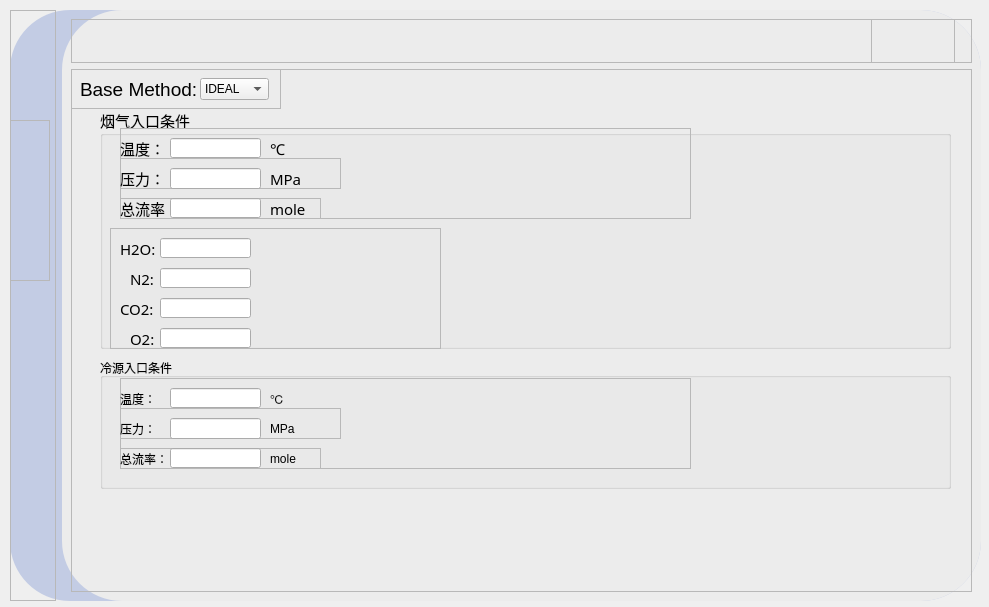
871523104-zhang/Aspen.py, file AspenProject/untitled1.0.ui: the form before one commit.
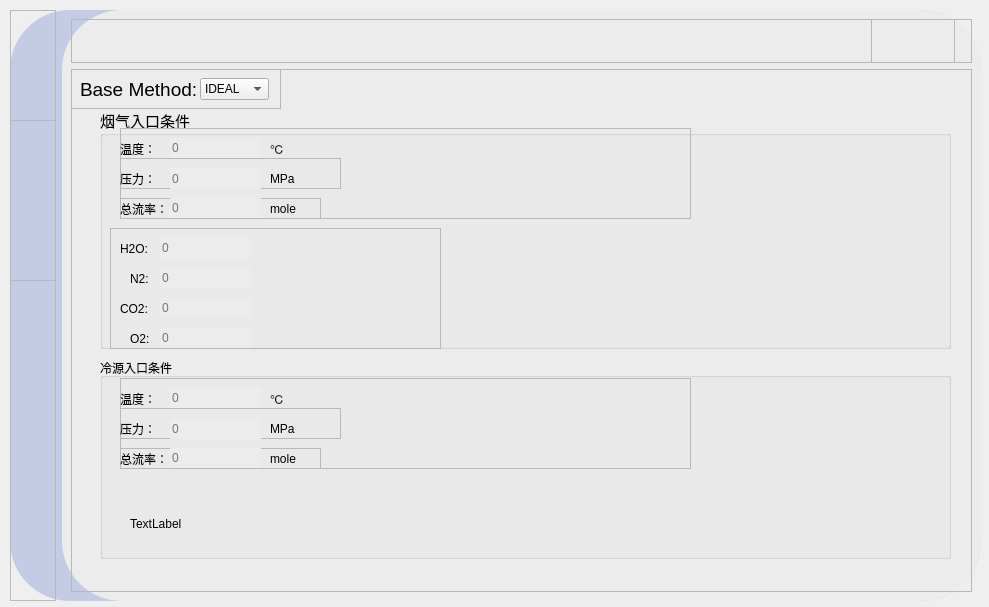
The form after the commit. Icons and pictures are not drawn.

Commit message: 界面和软件链接初尝试（未成功）

The edit to the form file:
```diff
--- a/AspenProject/untitled1.0.ui
+++ b/AspenProject/untitled1.0.ui
@@ -78,7 +78,7 @@
         <rect>
          <x>0</x>
          <y>110</y>
-         <width>40</width>
+         <width>51</width>
          <height>161</height>
         </rect>
        </property>
@@ -265,6 +265,12 @@
             <height>521</height>
            </rect>
           </property>
+          <property name="styleSheet">
+           <string notr="true"/>
+          </property>
+          <property name="currentIndex">
+           <number>0</number>
+          </property>
           <widget class="QWidget" name="page_write">
            <widget class="QFrame" name="frame_9">
             <property name="geometry">
@@ -351,6 +357,11 @@
                <height>91</height>
               </rect>
              </property>
+             <property name="styleSheet">
+              <string notr="true">QLlineEdit{
+	background-color:rgb(85, 0, 255)
+}</string>
+             </property>
              <property name="frameShape">
               <enum>QFrame::StyledPanel</enum>
              </property>
@@ -379,6 +390,20 @@
                 <height>20</height>
                </rect>
               </property>
+              <property name="styleSheet">
+               <string notr="true">QLineEdit{
+	background-color:rgb(236,236,236)
+}</string>
+              </property>
+              <property name="frame">
+               <bool>false</bool>
+              </property>
+              <property name="placeholderText">
+               <string>0</string>
+              </property>
+              <property name="clearButtonEnabled">
+               <bool>true</bool>
+              </property>
              </widget>
              <widget class="QLabel" name="label_5">
               <property name="geometry">
@@ -430,6 +455,17 @@
                  <height>21</height>
                 </rect>
                </property>
+               <property name="styleSheet">
+                <string notr="true">QLineEdit{
+	background-color:rgb(236,236,236)
+}</string>
+               </property>
+               <property name="frame">
+                <bool>false</bool>
+               </property>
+               <property name="placeholderText">
+                <string>0</string>
+               </property>
               </widget>
               <widget class="QLabel" name="label_7">
                <property name="geometry">
@@ -482,6 +518,17 @@
                  <height>20</height>
                 </rect>
                </property>
+               <property name="styleSheet">
+                <string notr="true">QLineEdit{
+	background-color:rgb(236,236,236)
+}</string>
+               </property>
+               <property name="frame">
+                <bool>false</bool>
+               </property>
+               <property name="placeholderText">
+                <string>0</string>
+               </property>
               </widget>
               <widget class="QLabel" name="label_9">
                <property name="geometry">
@@ -507,6 +554,11 @@
                <height>121</height>
               </rect>
              </property>
+             <property name="styleSheet">
+              <string notr="true">QLineEdit{
+	background-color:rgb(236,236,236)
+}</string>
+             </property>
              <property name="frameShape">
               <enum>QFrame::StyledPanel</enum>
              </property>
@@ -574,6 +626,12 @@
                 <height>20</height>
                </rect>
               </property>
+              <property name="frame">
+               <bool>false</bool>
+              </property>
+              <property name="placeholderText">
+               <string>0</string>
+              </property>
              </widget>
              <widget class="QLineEdit" name="lineEdit_5">
               <property name="geometry">
@@ -584,6 +642,12 @@
                 <height>20</height>
                </rect>
               </property>
+              <property name="frame">
+               <bool>false</bool>
+              </property>
+              <property name="placeholderText">
+               <string>0</string>
+              </property>
              </widget>
              <widget class="QLineEdit" name="lineEdit_6">
               <property name="geometry">
@@ -594,6 +658,12 @@
                 <height>20</height>
                </rect>
               </property>
+              <property name="frame">
+               <bool>false</bool>
+              </property>
+              <property name="placeholderText">
+               <string>0</string>
+              </property>
              </widget>
              <widget class="QLineEdit" name="lineEdit_7">
               <property name="geometry">
@@ -604,6 +674,12 @@
                 <height>20</height>
                </rect>
               </property>
+              <property name="frame">
+               <bool>false</bool>
+              </property>
+              <property name="placeholderText">
+               <string>0</string>
+              </property>
              </widget>
             </widget>
            </widget>
@@ -613,7 +689,7 @@
               <x>30</x>
               <y>290</y>
               <width>851</width>
-              <height>131</height>
+              <height>201</height>
              </rect>
             </property>
             <property name="title">
@@ -628,6 +704,11 @@
                <height>91</height>
               </rect>
              </property>
+             <property name="styleSheet">
+              <string notr="true">QLineEdit{
+	background-color:rgb(236,236,236)
+}</string>
+             </property>
              <property name="frameShape">
               <enum>QFrame::StyledPanel</enum>
              </property>
@@ -656,6 +737,12 @@
                 <height>20</height>
                </rect>
               </property>
+              <property name="frame">
+               <bool>false</bool>
+              </property>
+              <property name="placeholderText">
+               <string>0</string>
+              </property>
              </widget>
              <widget class="QLabel" name="label_15">
               <property name="geometry">
@@ -707,6 +794,12 @@
                  <height>21</height>
                 </rect>
                </property>
+               <property name="frame">
+                <bool>false</bool>
+               </property>
+               <property name="placeholderText">
+                <string>0</string>
+               </property>
               </widget>
               <widget class="QLabel" name="label_17">
                <property name="geometry">
@@ -759,6 +852,12 @@
                  <height>20</height>
                 </rect>
                </property>
+               <property name="frame">
+                <bool>false</bool>
+               </property>
+               <property name="placeholderText">
+                <string>0</string>
+               </property>
               </widget>
               <widget class="QLabel" name="label_19">
                <property name="geometry">
@@ -775,6 +874,19 @@
               </widget>
              </widget>
             </widget>
+            <widget class="QLabel" name="label_20">
+             <property name="geometry">
+              <rect>
+               <x>30</x>
+               <y>150</y>
+               <width>61</width>
+               <height>31</height>
+              </rect>
+             </property>
+             <property name="text">
+              <string>TextLabel</string>
+             </property>
+            </widget>
            </widget>
           </widget>
           <widget class="QWidget" name="page_2">
```
Left out of the diff: 8 changed lines with no effect on the pictures. The commit also changes 6 other files.
